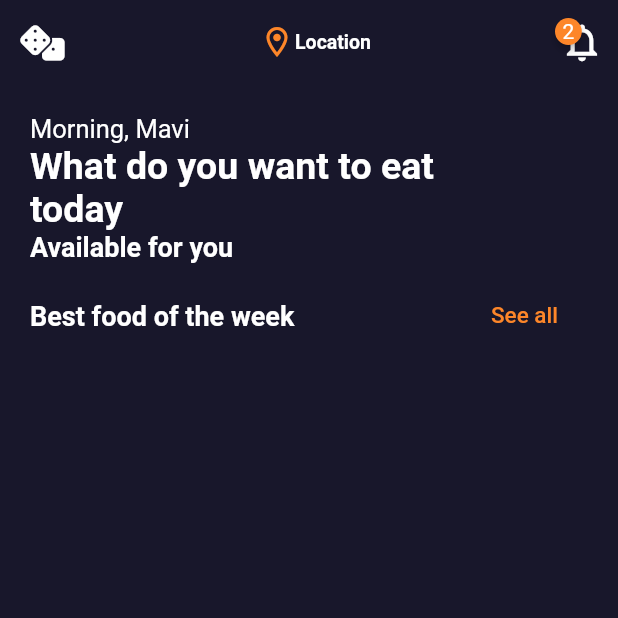
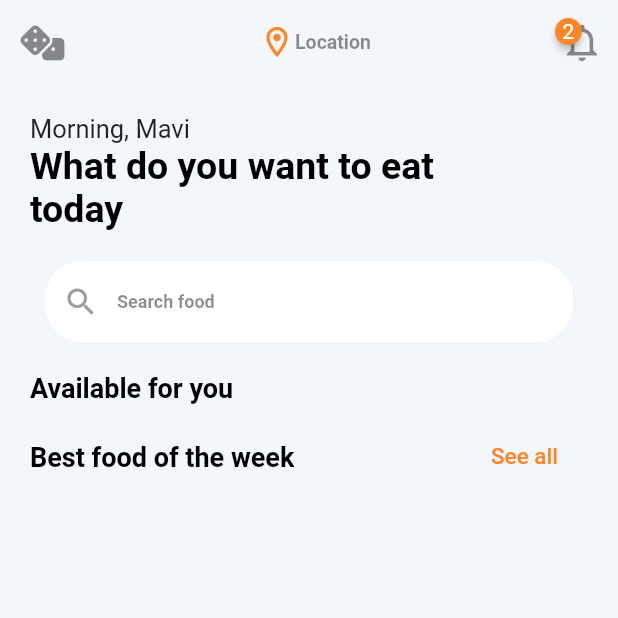
Before and after one commit to SebrianFoxy/ProjectOnFlutter, a Flutter app: the screen it shows after launch, on a phone screen of 412 x 824 dp, the top half of it. Run offline on Flutter 3.47's test engine with Material 2 defaults, Android fonts, the phone set to English and light mode, and no system bars; drawn by our look-alikes of badges; our stand-ins replace font_awesome_flutter.

Commit message:
поиск

```diff
--- a/lib/main.dart
+++ b/lib/main.dart
@@ -15,7 +15,7 @@ class MyApp extends StatelessWidget {
   Widget build(BuildContext context) {
     return MaterialApp(
       title: 'Japan Eat',
-      theme: AppTheme.darkTheme,
+      theme: AppTheme.lightTheme,
       home: const FoodList(),
     );
   }
--- a/lib/ui/screens/food_list_screen.dart
+++ b/lib/ui/screens/food_list_screen.dart
@@ -28,6 +28,7 @@ class FoodListState extends State<FoodList> {
                 "What do you want to eat \ntoday",
                 style: Theme.of(context).textTheme.displayLarge,
               ),
+              _searchBar(),
               Text(
                 "Available for you",
                 style: Theme.of(context).textTheme.displaySmall,
@@ -92,3 +93,14 @@ PreferredSizeWidget _appBar(BuildContext context) {
     ],
   );
 }
+Widget _searchBar() {
+  return const Padding(
+    padding: EdgeInsets.symmetric(vertical: 20, horizontal: 10),
+    child: TextField(
+      decoration: InputDecoration(
+        hintText: 'Search food',
+        prefixIcon: Icon(Icons.search, color: Colors.grey),
+      ),
+    ),
+  );
+}
--- a/lib/ui_kit/app_theme.dart
+++ b/lib/ui_kit/app_theme.dart
@@ -5,6 +5,21 @@ class AppTheme {
   const AppTheme._();
 
   static ThemeData lightTheme = ThemeData(
+    hintColor: Colors.black45,
+      inputDecorationTheme: const InputDecorationTheme(
+        border: OutlineInputBorder(borderSide: BorderSide.none),
+        enabledBorder: OutlineInputBorder(
+          borderRadius: BorderRadius.all(Radius.circular(25)),
+          borderSide: BorderSide(color: Colors.transparent),
+        ),
+        focusedBorder: OutlineInputBorder(
+          borderRadius: BorderRadius.all(Radius.circular(25)),
+          borderSide: BorderSide(color: Colors.transparent),
+        ),
+        filled: true,
+        contentPadding: EdgeInsets.all(20),
+        fillColor: Colors.white,
+      ),
       scaffoldBackgroundColor: LightThemeColor.primaryLight,
       appBarTheme: AppBarTheme(
         backgroundColor: Colors.transparent,
@@ -24,6 +39,20 @@ class AppTheme {
       ));
 
   static ThemeData darkTheme = ThemeData(
+    hintColor: Colors.white60,
+    inputDecorationTheme: const InputDecorationTheme(
+      enabledBorder: OutlineInputBorder(
+        borderRadius: BorderRadius.all(Radius.circular(25)),
+        borderSide: BorderSide(color: Colors.transparent),
+      ),
+      focusedBorder: OutlineInputBorder(
+        borderRadius: BorderRadius.all(Radius.circular(25)),
+        borderSide: BorderSide(color: Colors.transparent),
+      ),
+      filled: true,
+      contentPadding: EdgeInsets.all(20),
+      fillColor: DarkThemeColor.primaryLight,
+    ),
     scaffoldBackgroundColor: DarkThemeColor.primaryDark,
     appBarTheme: AppBarTheme(
       backgroundColor: Colors.transparent,
```
